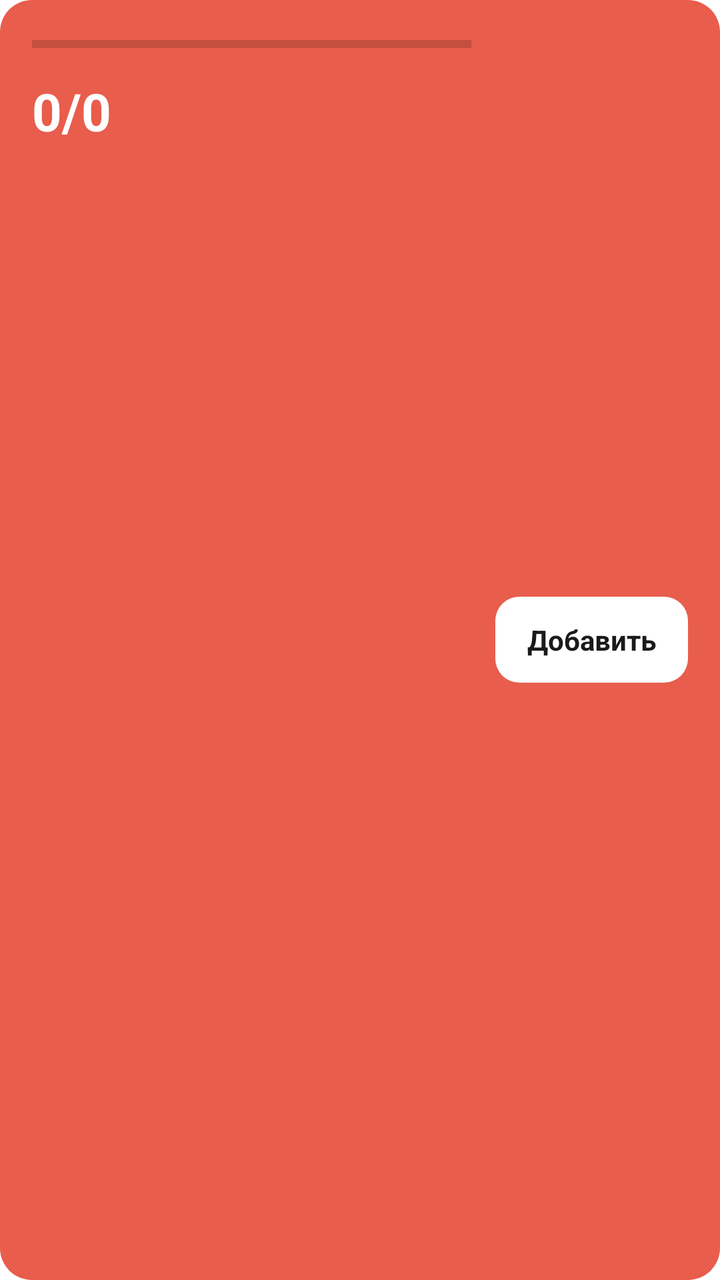
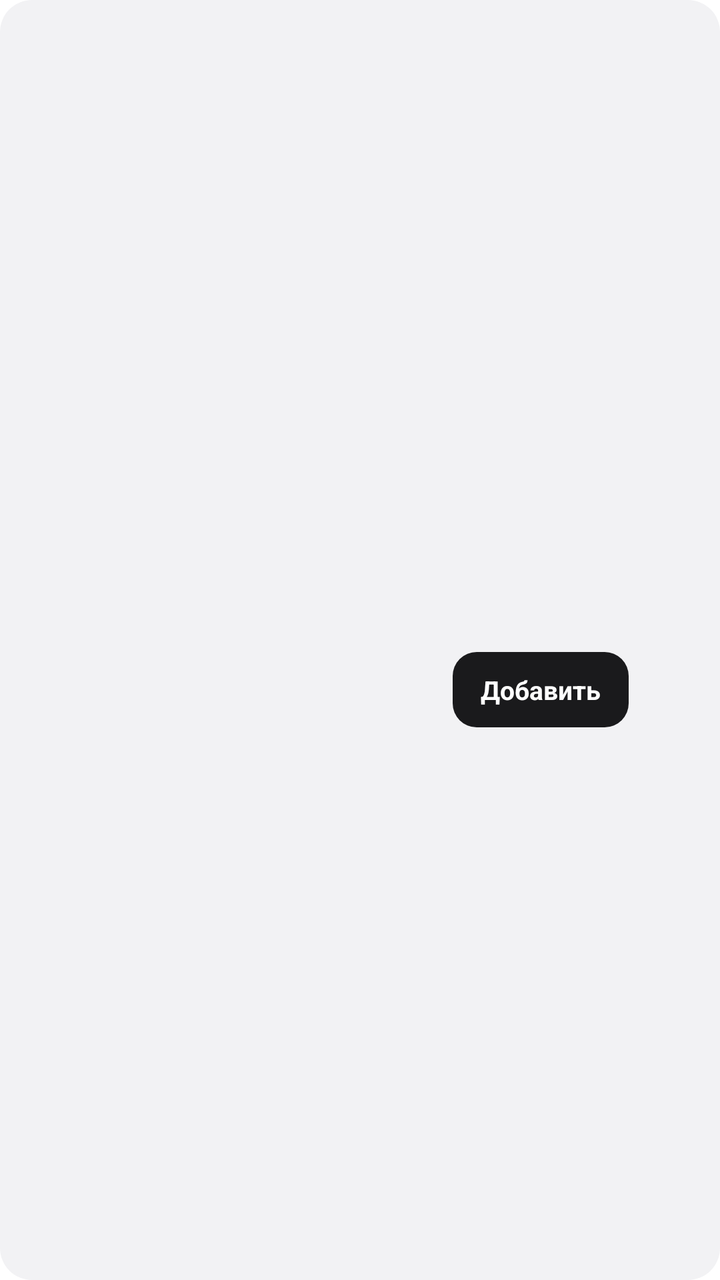

Screens rendered from an Android XML layout before and after an edit, with the pre-edit source and the edit as a unified diff.
<!-- AndroidManifest.xml: fallback theme Theme.MaterialComponents.DayNight.NoActionBar -->
<!-- res/layout/widget_2x4.xml -->
<?xml version="1.0" encoding="utf-8"?>
<LinearLayout xmlns:android="http://schemas.android.com/apk/res/android"
    android:id="@+id/widget_root"
    android:layout_width="match_parent"
    android:layout_height="match_parent"
    android:background="@drawable/widget_background"
    android:orientation="vertical"
    android:padding="16dp">

    <LinearLayout
        android:layout_width="match_parent"
        android:layout_height="0dp"
        android:layout_weight="1"
        android:orientation="horizontal">

        <LinearLayout
            android:layout_width="0dp"
            android:layout_height="wrap_content"
            android:layout_weight="1"
            android:orientation="vertical">

            <ProgressBar
                android:id="@+id/widget_progress_bar"
                style="?android:attr/progressBarStyleHorizontal"
                android:layout_width="match_parent"
                android:layout_height="12dp"
                android:max="100"
                android:progress="0" />

            <TextView
                android:id="@+id/widget_progress"
                android:layout_width="wrap_content"
                android:layout_height="wrap_content"
                android:layout_marginTop="10dp"
                android:text="0/0"
                android:textColor="#FFFFFFFF"
                android:textSize="26sp"
                android:textStyle="bold" />

            <TextView
                android:id="@+id/widget_days"
                android:layout_width="wrap_content"
                android:layout_height="wrap_content"
                android:layout_marginTop="6dp"
                android:textColor="#E6FFFFFF"
                android:textSize="14sp" />

            <TextView
                android:id="@+id/widget_stats"
                android:layout_width="wrap_content"
                android:layout_height="wrap_content"
                android:layout_marginTop="8dp"
                android:textColor="#CCFFFFFF"
                android:textSize="12sp" />
        </LinearLayout>

        <TextView
            android:id="@+id/widget_add"
            android:layout_width="wrap_content"
            android:layout_height="wrap_content"
            android:layout_gravity="center_vertical"
            android:layout_marginStart="12dp"
            android:background="@drawable/widget_button"
            android:paddingHorizontal="16dp"
            android:paddingVertical="12dp"
            android:text="Добавить"
            android:textColor="#FF1A1A1A"
            android:textSize="14sp"
            android:textStyle="bold" />
    </LinearLayout>
</LinearLayout>
<!-- resources referenced by this layout -->
<resources>
  <!-- drawable widget_background (drawable) -->
  <?xml version="1.0" encoding="utf-8"?>
  <shape xmlns:android="http://schemas.android.com/apk/res/android"
      android:shape="rectangle">
      <solid android:color="#E85D4C" />
      <corners android:radius="16dp" />
  </shape>
  <!-- drawable widget_button (drawable) -->
  <?xml version="1.0" encoding="utf-8"?>
  <shape xmlns:android="http://schemas.android.com/apk/res/android"
      android:shape="rectangle">
      <solid android:color="#FFFFFFFF" />
      <corners android:radius="12dp" />
  </shape>
</resources>

<!-- the commit's change to res/layout/widget_2x4.xml (unified diff, before → after) -->
@@ -4,68 +4,74 @@
     android:layout_width="match_parent"
     android:layout_height="match_parent"
     android:background="@drawable/widget_background"
-    android:orientation="vertical"
-    android:padding="16dp">
+    android:gravity="center_vertical"
+    android:orientation="horizontal"
+    android:padding="6dp">
+
+    <ImageView
+        android:id="@+id/widget_arc"
+        android:layout_width="0dp"
+        android:layout_height="match_parent"
+        android:layout_weight="1.7"
+        android:contentDescription="@string/app_name"
+        android:scaleType="fitCenter" />
 
     <LinearLayout
-        android:layout_width="match_parent"
-        android:layout_height="0dp"
+        android:layout_width="0dp"
+        android:layout_height="wrap_content"
+        android:layout_marginStart="4dp"
         android:layout_weight="1"
-        android:orientation="horizontal">
+        android:orientation="vertical">
 
-        <LinearLayout
-            android:layout_width="0dp"
+        <TextView
+            android:id="@+id/widget_title"
+            android:layout_width="match_parent"
             android:layout_height="wrap_content"
-            android:layout_weight="1"
-            android:orientation="vertical">
+            android:ellipsize="end"
+            android:maxLines="2"
+            android:textColor="@color/widget_on_background"
+            android:textSize="13sp"
+            android:textStyle="bold" />
 
-            <ProgressBar
-                android:id="@+id/widget_progress_bar"
-                style="?android:attr/progressBarStyleHorizontal"
-                android:layout_width="match_parent"
-                android:layout_height="12dp"
-                android:max="100"
-                android:progress="0" />
-
-            <TextView
-                android:id="@+id/widget_progress"
-                android:layout_width="wrap_content"
-                android:layout_height="wrap_content"
-                android:layout_marginTop="10dp"
-                android:text="0/0"
-                android:textColor="#FFFFFFFF"
-                android:textSize="26sp"
-                android:textStyle="bold" />
-
-            <TextView
-                android:id="@+id/widget_days"
-                android:layout_width="wrap_content"
-                android:layout_height="wrap_content"
-                android:layout_marginTop="6dp"
-                android:textColor="#E6FFFFFF"
-                android:textSize="14sp" />
-
-            <TextView
-                android:id="@+id/widget_stats"
-                android:layout_width="wrap_content"
-                android:layout_height="wrap_content"
-                android:layout_marginTop="8dp"
-                android:textColor="#CCFFFFFF"
-                android:textSize="12sp" />
-        </LinearLayout>
+        <TextView
+            android:id="@+id/widget_stats"
+            android:layout_width="match_parent"
+            android:layout_height="wrap_content"
+            android:layout_marginTop="6dp"
+            android:textColor="@color/widget_on_background_secondary"
+            android:textSize="12sp" />
 
         <TextView
             android:id="@+id/widget_add"
             android:layout_width="wrap_content"
             android:layout_height="wrap_content"
-            android:layout_gravity="center_vertical"
-            android:layout_marginStart="12dp"
+            android:layout_marginTop="10dp"
             android:background="@drawable/widget_button"
-            android:paddingHorizontal="16dp"
-            android:paddingVertical="12dp"
+            android:paddingHorizontal="14dp"
+            android:paddingVertical="10dp"
             android:text="Добавить"
-            android:textColor="#FF1A1A1A"
-            android:textSize="14sp"
+            android:textColor="@color/widget_button_text"
+            android:textSize="13sp"
             android:textStyle="bold" />
     </LinearLayout>
+
+    
+    <ProgressBar
+        android:id="@+id/widget_progress_bar"
+        style="?android:attr/progressBarStyleHorizontal"
+        android:layout_width="0dp"
+        android:layout_height="0dp"
+        android:visibility="gone" />
+
+    <TextView
+        android:id="@+id/widget_progress"
+        android:layout_width="0dp"
+        android:layout_height="0dp"
+        android:visibility="gone" />
+
+    <TextView
+        android:id="@+id/widget_days"
+        android:layout_width="0dp"
+        android:layout_height="0dp"
+        android:visibility="gone" />
 </LinearLayout>
<!-- resource entries referenced after the edit -->
@@ -1,18 +1,24 @@
 <!-- resources referenced by this layout -->
 <resources>
+  <color name="widget_button_text">#FFFFFF</color>
+  <color name="widget_on_background">#1A1A1C</color>
+  <color name="widget_on_background_secondary">#6B6B73</color>
   <!-- drawable widget_background (drawable) -->
   <?xml version="1.0" encoding="utf-8"?>
   <shape xmlns:android="http://schemas.android.com/apk/res/android"
       android:shape="rectangle">
-      <solid android:color="#E85D4C" />
+      <solid android:color="@color/widget_background" />
       <corners android:radius="16dp" />
   </shape>
   <!-- drawable widget_button (drawable) -->
   <?xml version="1.0" encoding="utf-8"?>
   <shape xmlns:android="http://schemas.android.com/apk/res/android"
       android:shape="rectangle">
-      <solid android:color="#FFFFFFFF" />
+      <solid android:color="@color/widget_button_background" />
       <corners android:radius="12dp" />
   </shape>
+  <string name="app_name">CHALLENGER</string>
+  <color name="widget_background">#F2F2F4</color>
+  <color name="widget_button_background">#1A1A1C</color>
 </resources>
 
